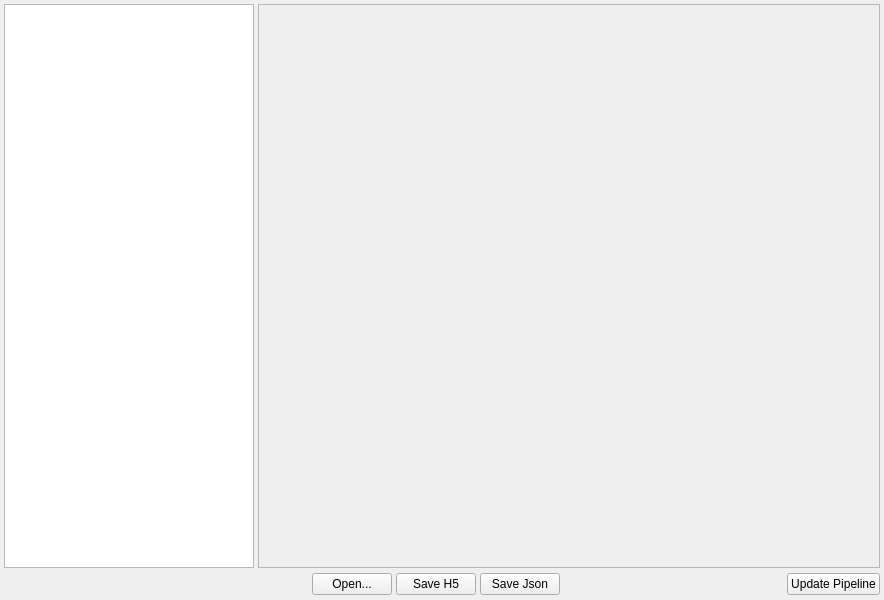
Old version of the form Source/Plugins/StatsGenerator/FilterParameterWidgets/UI_Files/StatsGeneratorWidget.ui in the repository lcj820/DREAM3D.
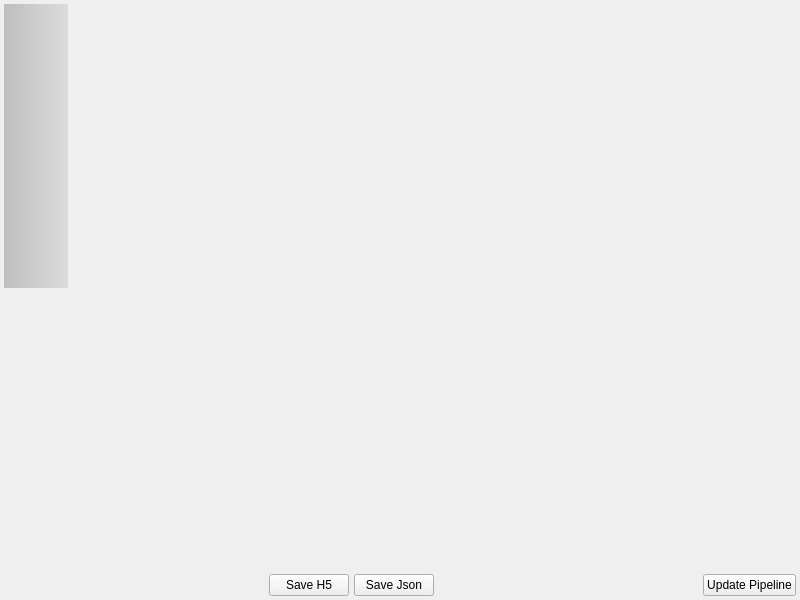
New version of the form. Icons and pictures are not drawn. Custom widgets are drawn as their Qt base class.

Commit message: Fully rewriting the GUI for the Primary Phase widget and all the supporting GUI widgets.

Patch:
```diff
--- a/Source/Plugins/StatsGenerator/FilterParameterWidgets/UI_Files/StatsGeneratorWidget.ui
+++ b/Source/Plugins/StatsGenerator/FilterParameterWidgets/UI_Files/StatsGeneratorWidget.ui
@@ -6,7 +6,7 @@
    <rect>
     <x>0</x>
     <y>0</y>
-    <width>884</width>
+    <width>800</width>
     <height>600</height>
    </rect>
   </property>
@@ -25,6 +25,12 @@
   <property name="windowTitle">
    <string>StatsGenerator</string>
   </property>
+  <property name="styleSheet">
+   <string notr="true">QWidget
+{
+border-color: rgb(20, 28, 69);
+}</string>
+  </property>
   <layout class="QGridLayout" name="gridLayout">
    <property name="leftMargin">
     <number>4</number>
@@ -39,70 +45,132 @@
     <number>4</number>
    </property>
    <property name="spacing">
-    <number>4</number>
+    <number>1</number>
    </property>
-   <item row="0" column="1">
-    <widget class="QTreeWidget" name="m_PhaseTreeWidget">
+   <item row="3" column="0" colspan="3">
+    <layout class="QHBoxLayout" name="horizontalLayout">
+     <property name="spacing">
+      <number>5</number>
+     </property>
+     <property name="topMargin">
+      <number>0</number>
+     </property>
+     <item>
+      <spacer name="horizontalSpacer_2">
+       <property name="orientation">
+        <enum>Qt::Horizontal</enum>
+       </property>
+       <property name="sizeHint" stdset="0">
+        <size>
+         <width>40</width>
+         <height>20</height>
+        </size>
+       </property>
+      </spacer>
+     </item>
+     <item>
+      <widget class="QPushButton" name="saveH5Btn">
+       <property name="text">
+        <string>Save H5</string>
+       </property>
+      </widget>
+     </item>
+     <item>
+      <widget class="QPushButton" name="saveJsonBtn">
+       <property name="text">
+        <string>Save Json</string>
+       </property>
+      </widget>
+     </item>
+     <item>
+      <spacer name="horizontalSpacer">
+       <property name="orientation">
+        <enum>Qt::Horizontal</enum>
+       </property>
+       <property name="sizeHint" stdset="0">
+        <size>
+         <width>40</width>
+         <height>20</height>
+        </size>
+       </property>
+      </spacer>
+     </item>
+     <item>
+      <widget class="QPushButton" name="updatePipelineBtn">
+       <property name="text">
+        <string>Update Pipeline</string>
+       </property>
+      </widget>
+     </item>
+    </layout>
+   </item>
+   <item row="0" column="0">
+    <widget class="SVToolGrid" name="m_ToolGrid">
      <property name="sizePolicy">
-      <sizepolicy hsizetype="Preferred" vsizetype="Preferred">
+      <sizepolicy hsizetype="Fixed" vsizetype="Expanding">
        <horstretch>0</horstretch>
        <verstretch>0</verstretch>
       </sizepolicy>
      </property>
      <property name="minimumSize">
       <size>
-       <width>250</width>
+       <width>64</width>
        <height>0</height>
       </size>
      </property>
      <property name="maximumSize">
       <size>
-       <width>250</width>
+       <width>64</width>
        <height>16777215</height>
       </size>
      </property>
-     <property name="alternatingRowColors">
-      <bool>true</bool>
+     <property name="styleSheet">
+      <string notr="true">QFrame
+{
+background-color: qlineargradient(spread:pad, x1:0, y1:1, x2:1, y2:1, stop:0 rgba(190, 190, 190, 255), stop:1 rgba(220, 220, 220, 255));
+}</string>
      </property>
-     <property name="rootIsDecorated">
-      <bool>true</bool>
+     <property name="frameShape">
+      <enum>QFrame::NoFrame</enum>
      </property>
-     <property name="uniformRowHeights">
-      <bool>true</bool>
+     <property name="frameShadow">
+      <enum>QFrame::Raised</enum>
      </property>
-     <property name="animated">
-      <bool>true</bool>
-     </property>
-     <property name="headerHidden">
-      <bool>true</bool>
-     </property>
-     <property name="expandsOnDoubleClick">
-      <bool>true</bool>
-     </property>
-     <column>
-      <property name="text">
-       <string notr="true">1</string>
-      </property>
-     </column>
     </widget>
    </item>
-   <item row="1" column="1" colspan="2">
-    <layout class="QHBoxLayout" name="horizontalLayout">
+   <item row="2" column="0">
+    <layout class="QVBoxLayout" name="verticalLayout">
+     <property name="spacing">
+      <number>4</number>
+     </property>
      <property name="topMargin">
       <number>0</number>
      </property>
+     <item>
+      <spacer name="verticalSpacer">
+       <property name="orientation">
+        <enum>Qt::Vertical</enum>
+       </property>
+       <property name="sizeHint" stdset="0">
+        <size>
+         <width>20</width>
+         <height>40</height>
+        </size>
+       </property>
+      </spacer>
+     </item>
      <item>
       <widget class="QPushButton" name="addPhase">
        <property name="minimumSize">
         <size>
-         <width>24</width>
-         <height>24</height>
+         <width>48</width>
+         <height>48</height>
         </size>
        </property>
        <property name="maximumSize">
         <size>
-         <width>24</width>
-         <height>24</height>
+         <width>48</width>
+         <height>48</height>
         </size>
        </property>
        <property name="focusPolicy">
@@ -123,8 +191,8 @@
        </property>
        <property name="iconSize">
         <size>
-         <width>24</width>
-         <height>24</height>
+         <width>48</width>
+         <height>48</height>
         </size>
        </property>
        <property name="flat">
@@ -136,14 +204,14 @@
       <widget class="QPushButton" name="deletePhase">
        <property name="minimumSize">
         <size>
-         <width>24</width>
-         <height>24</height>
+         <width>48</width>
+         <height>48</height>
         </size>
        </property>
        <property name="maximumSize">
         <size>
-         <width>24</width>
-         <height>24</height>
+         <width>48</width>
+         <height>48</height>
         </size>
        </property>
        <property name="focusPolicy">
@@ -164,8 +232,8 @@
        </property>
        <property name="iconSize">
         <size>
-         <width>24</width>
-         <height>24</height>
+         <width>48</width>
+         <height>48</height>
         </size>
        </property>
        <property name="flat">
@@ -177,14 +245,14 @@
       <widget class="QPushButton" name="editPhase">
        <property name="minimumSize">
         <size>
-         <width>24</width>
-         <height>24</height>
+         <width>48</width>
+         <height>48</height>
         </size>
        </property>
        <property name="maximumSize">
         <size>
-         <width>24</width>
-         <height>24</height>
+         <width>48</width>
+         <height>48</height>
         </size>
        </property>
        <property name="focusPolicy">
@@ -205,8 +273,8 @@
        </property>
        <property name="iconSize">
         <size>
-         <width>24</width>
-         <height>24</height>
+         <width>48</width>
+         <height>48</height>
         </size>
        </property>
        <property name="flat">
@@ -214,75 +282,67 @@
        </property>
       </widget>
      </item>
-     <item>
-      <spacer name="horizontalSpacer_2">
-       <property name="orientation">
-        <enum>Qt::Horizontal</enum>
-       </property>
-       <property name="sizeHint" stdset="0">
-        <size>
-         <width>40</width>
-         <height>20</height>
-        </size>
-       </property>
-      </spacer>
-     </item>
      <item>
       <widget class="QPushButton" name="openStatsFile">
-       <property name="text">
-        <string>Open...</string>
+       <property name="minimumSize">
+        <size>
+         <width>48</width>
+         <height>48</height>
+        </size>
        </property>
-      </widget>
-     </item>
-     <item>
-      <widget class="QPushButton" name="saveH5Btn">
-       <property name="text">
-        <string>Save H5</string>
+       <property name="maximumSize">
+        <size>
+         <width>48</width>
+         <height>48</height>
+        </size>
        </property>
-      </widget>
-     </item>
-     <item>
-      <widget class="QPushButton" name="saveJsonBtn">
+       <property name="toolTip">
+        <string>Open Existing Statistics File</string>
+       </property>
        <property name="text">
-        <string>Save Json</string>
+        <string/>
        </property>
-      </widget>
-     </item>
-     <item>
-      <spacer name="horizontalSpacer">
-       <property name="orientation">
-        <enum>Qt::Horizontal</enum>
+       <property name="icon">
+        <iconset resource="../../../../../../SIMPL/Source/SVWidgetsLib/icons/images/Icons.qrc">
+         <normaloff>:/Import_Data@2x.png</normaloff>:/Import_Data@2x.png</iconset>
        </property>
-       <property name="sizeHint" stdset="0">
+       <property name="iconSize">
         <size>
-         <width>40</width>
-         <height>20</height>
+         <width>48</width>
+         <height>48</height>
         </size>
        </property>
-      </spacer>
-     </item>
-     <item>
-      <widget class="QPushButton" name="updatePipelineBtn">
-       <property name="text">
-        <string>Update Pipeline</string>
+       <property name="flat">
+        <bool>true</bool>
        </property>
       </widget>
      </item>
     </layout>
    </item>
-   <item row="0" column="2">
-    <widget class="QFrame" name="m_ContentFrame">
+   <item row="0" column="2" rowspan="3">
+    <widget class="QStackedWidget" name="m_ContentStackedWidget">
      <property name="frameShape">
-      <enum>QFrame::StyledPanel</enum>
+      <enum>QFrame::NoFrame</enum>
      </property>
      <property name="frameShadow">
       <enum>QFrame::Raised</enum>
      </property>
-     <layout class="QVBoxLayout" name="contentFrameLayout">
-      <item>
-       <widget class="QWidget" name="dummyWidget" native="true"/>
-      </item>
-     </layout>
+     <widget class="QWidget" name="m_ContentStackedWidgetPage1">
+      <layout class="QVBoxLayout" name="contentFrameLayout">
+       <property name="leftMargin">
+        <number>0</number>
+       </property>
+       <property name="topMargin">
+        <number>0</number>
+       </property>
+       <property name="rightMargin">
+        <number>0</number>
+       </property>
+       <property name="bottomMargin">
+        <number>0</number>
+       </property>
+      </layout>
+     </widget>
     </widget>
    </item>
   </layout>
@@ -363,6 +423,14 @@
    </property>
   </action>
  </widget>
+ <customwidgets>
+  <customwidget>
+   <class>SVToolGrid</class>
+   <extends>QFrame</extends>
+   <header location="global">SVToolGrid.h</header>
+   <container>1</container>
+  </customwidget>
+ </customwidgets>
  <resources>
   <include location="../../../../../../SIMPL/Source/SVWidgetsLib/icons/images/Icons.qrc"/>
  </resources>
```
Left out of the diff: 6 changed lines with no effect on the pictures. The commit also changes 62 other files.
